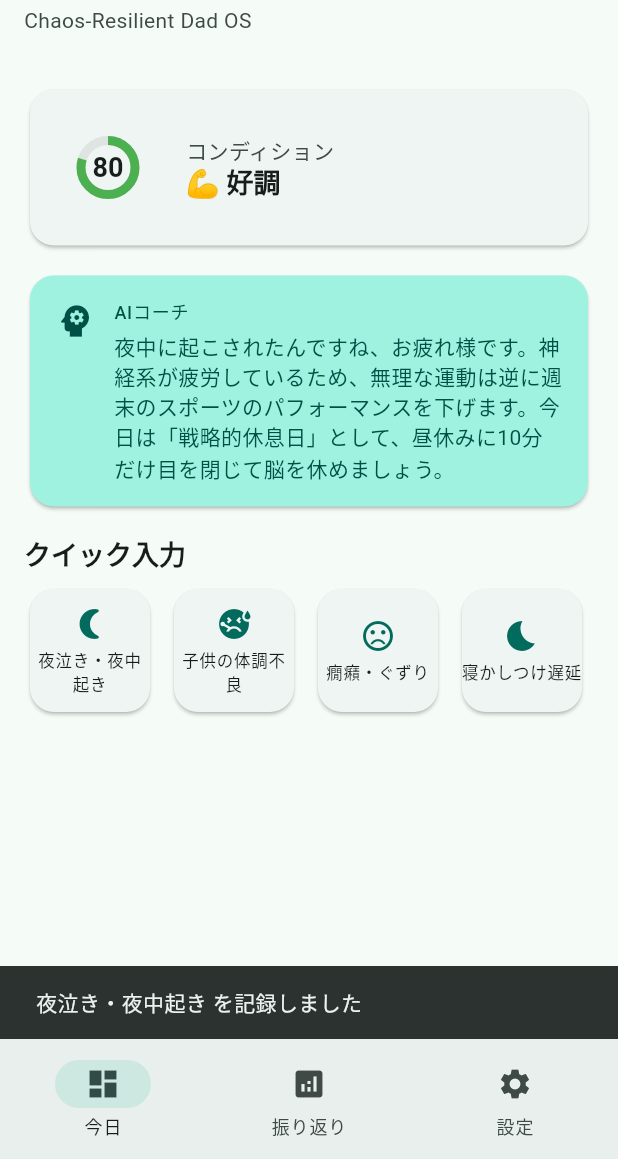
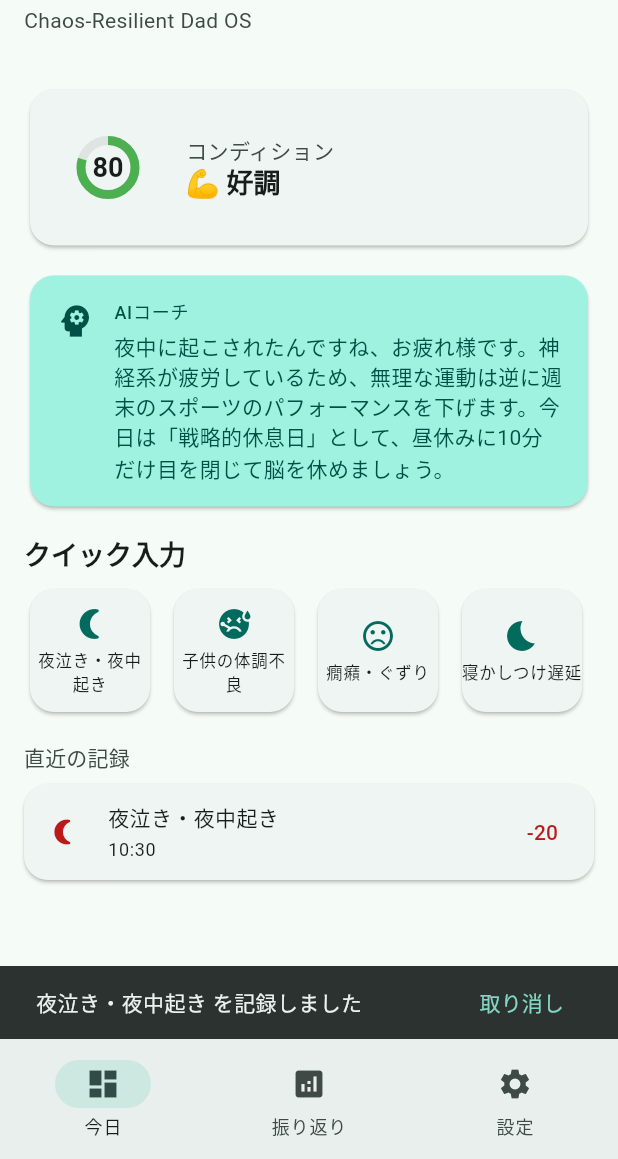
Before and after one commit to linnefromice/papatune-flutter, a Flutter app: the DashboardScreen screen opened by its route, after a tap on "夜泣き・夜中起き", on a phone screen of 412 x 824 dp, the part 77-1236 px from its top. Run offline on Flutter 3.47's test engine with Material 3 defaults, Android fonts, the phone set to English and light mode, and no system bars; our stand-ins replace shared_preferences; accounts and stored records are empty.

Commit message:
Add disruption undo and history with delete support
- Add undo action to SnackBar when recording a disruption (4s window)
- Show recent 24h disruption history below quick input bar
- Allow swipe-to-delete on individual disruption records
- Display impact score (-N) and timestamp for each recorded disruption

Co-Authored-By: Claude Opus 4.6 (1M context) <noreply@anthropic.com>

```diff
--- a/lib/screens/dashboard/dashboard_screen.dart
+++ b/lib/screens/dashboard/dashboard_screen.dart
@@ -22,12 +22,32 @@ class _DashboardScreenState extends State<DashboardScreen> {
   int _currentIndex = 0;
 
   void _onDisruptionTap(DisruptionType type) {
-    context.read<DisruptionProvider>().addDisruption(DisruptionLog(type: type));
+    final log = DisruptionLog(type: type);
+    context.read<DisruptionProvider>().addDisruption(log);
 
+    ScaffoldMessenger.of(context).clearSnackBars();
     ScaffoldMessenger.of(context).showSnackBar(
       SnackBar(
         content: Text('${type.label} を記録しました'),
-        duration: const Duration(seconds: 2),
+        duration: const Duration(seconds: 4),
+        action: SnackBarAction(
+          label: '取り消し',
+          onPressed: () {
+            context.read<DisruptionProvider>().removeDisruption(log.id);
+          },
+        ),
+      ),
+    );
+  }
+
+  void _onDisruptionRemove(String id) {
+    context.read<DisruptionProvider>().removeDisruption(id);
+
+    ScaffoldMessenger.of(context).clearSnackBars();
+    ScaffoldMessenger.of(context).showSnackBar(
+      const SnackBar(
+        content: Text('記録を削除しました'),
+        duration: Duration(seconds: 2),
       ),
     );
   }
@@ -54,6 +74,7 @@ class _DashboardScreenState extends State<DashboardScreen> {
         children: [
           DashboardHomePage(
             onDisruptionTap: _onDisruptionTap,
+            onDisruptionRemove: _onDisruptionRemove,
           ),
           const ReviewPage(),
           const SettingsPage(),
--- a/lib/screens/dashboard/pages/dashboard_home_page.dart
+++ b/lib/screens/dashboard/pages/dashboard_home_page.dart
@@ -1,7 +1,9 @@
 import 'package:flutter/material.dart';
+import 'package:intl/intl.dart';
 import 'package:provider/provider.dart';
 
 import '../../../enums/disruption_type.dart';
+import '../../../models/disruption_log.dart';
 import '../../../providers/condition_provider.dart';
 import '../../../providers/disruption_provider.dart';
 import '../../../providers/plan_provider.dart';
@@ -14,11 +16,13 @@ import '../widgets/task_list_view.dart';
 
 class DashboardHomePage extends StatelessWidget {
   final void Function(DisruptionType) onDisruptionTap;
+  final void Function(String id) onDisruptionRemove;
   final CoachMessageService _coachService;
 
   DashboardHomePage({
     super.key,
     required this.onDisruptionTap,
+    required this.onDisruptionRemove,
     CoachMessageService? coachService,
   }) : _coachService = coachService ?? CoachMessageService();
 
@@ -50,6 +54,13 @@ class DashboardHomePage extends StatelessWidget {
           Text('クイック入力', style: theme.textTheme.titleLarge),
           const SizedBox(height: 8),
           QuickInputBar(onTap: onDisruptionTap),
+          if (disruptions.last24hLogs.isNotEmpty) ...[
+            const SizedBox(height: 16),
+            _RecentDisruptionsSection(
+              logs: disruptions.last24hLogs,
+              onRemove: onDisruptionRemove,
+            ),
+          ],
           const SizedBox(height: 16),
           if (plan != null) ...[
             Text('今日のプラン', style: theme.textTheme.titleLarge),
@@ -61,3 +72,60 @@ class DashboardHomePage extends StatelessWidget {
     );
   }
 }
+
+class _RecentDisruptionsSection extends StatelessWidget {
+  final List<DisruptionLog> logs;
+  final void Function(String id) onRemove;
+
+  const _RecentDisruptionsSection({
+    required this.logs,
+    required this.onRemove,
+  });
+
+  @override
+  Widget build(BuildContext context) {
+    final theme = Theme.of(context);
+    final timeFormat = DateFormat('HH:mm');
+    // 新しい順に表示
+    final sorted = List.of(logs)
+      ..sort((a, b) => b.timestamp.compareTo(a.timestamp));
+
+    return Column(
+      crossAxisAlignment: CrossAxisAlignment.start,
+      children: [
+        Text('直近の記録', style: theme.textTheme.titleSmall?.copyWith(
+          color: theme.colorScheme.onSurfaceVariant,
+        )),
+        const SizedBox(height: 8),
+        ...sorted.map((log) => Dismissible(
+              key: ValueKey(log.id),
+              direction: DismissDirection.endToStart,
+              background: Container(
+                alignment: Alignment.centerRight,
+                padding: const EdgeInsets.only(right: 16),
+                color: theme.colorScheme.error,
+                child: Icon(Icons.delete_outline,
+                    color: theme.colorScheme.onError),
+              ),
+              onDismissed: (_) => onRemove(log.id),
+              child: Card(
+                margin: const EdgeInsets.only(bottom: 4),
+                child: ListTile(
+                  dense: true,
+                  leading: Icon(log.type.icon, size: 20,
+                      color: theme.colorScheme.error),
+                  title: Text(log.type.label,
+                      style: theme.textTheme.bodyMedium),
+                  subtitle: Text(timeFormat.format(log.timestamp),
+                      style: theme.textTheme.bodySmall),
+                  trailing: Text('-${log.type.impactScore}',
+                      style: theme.textTheme.labelLarge?.copyWith(
+                        color: theme.colorScheme.error,
+                      )),
+                ),
+              ),
+            )),
+      ],
+    );
+  }
+}
```
